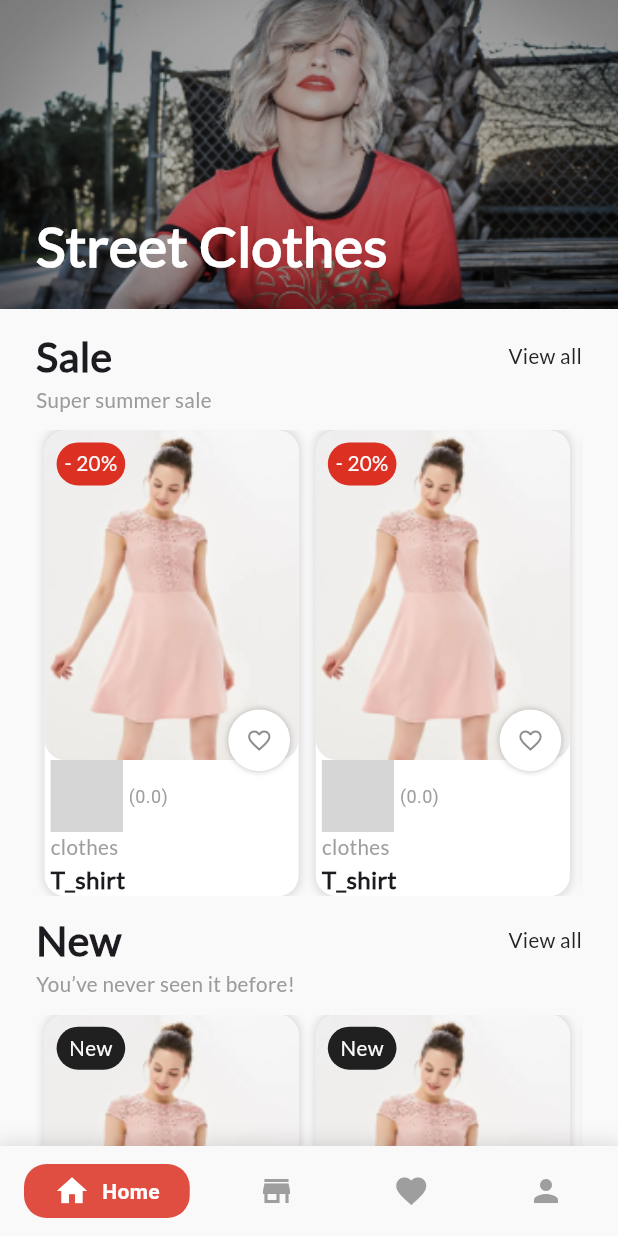
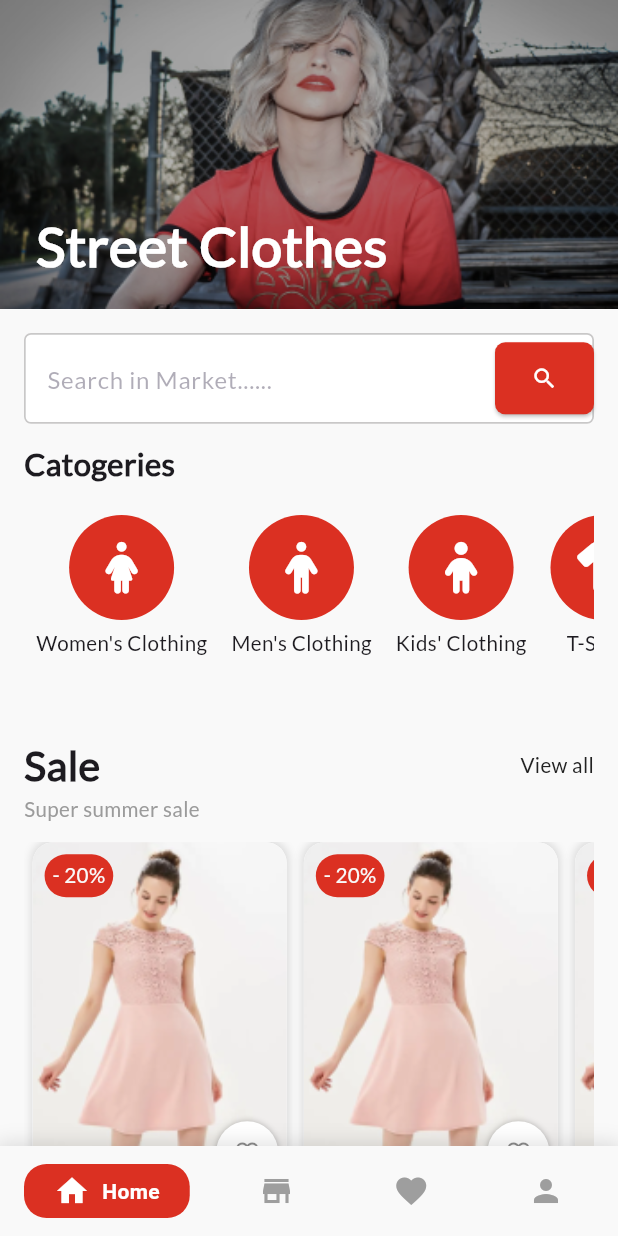
Before and after one commit to romisaa5/Fashique-App, a Flutter app: the CustomBottomNavBar screen opened by its route, on a phone screen of 412 x 824 dp. Run offline on Flutter 3.47's test engine with Material 3 defaults, Android fonts, the light colour scheme and no system bars; drawn by our look-alikes of google_nav_bar; our stand-ins replace bloc, flutter_bloc, flutter_screenutil, font_awesome_flutter, go_router; missing offline and left inert: rate; grey boxes are pictures that could not be loaded.

Commit message:
finish home view UI

```diff
--- a/lib/Featured/Home/presentation/Views/homeview.dart
+++ b/lib/Featured/Home/presentation/Views/homeview.dart
@@ -1,7 +1,11 @@
+import 'package:e_commerce/Featured/Home/presentation/widgets/catogeries_list.dart';
 import 'package:e_commerce/Featured/Home/presentation/widgets/custom_bannar.dart';
 import 'package:e_commerce/Featured/Home/presentation/widgets/custom_build_header.dart';
 import 'package:e_commerce/Featured/Home/presentation/widgets/custom_list_new_items.dart';
 import 'package:e_commerce/Featured/Home/presentation/widgets/custom_list_sale_items.dart';
+import 'package:e_commerce/constnts.dart';
+import 'package:e_commerce/core/utils/styles.dart';
+import 'package:e_commerce/core/widgets/custom_text_form_field.dart';
 import 'package:flutter/material.dart';
 import 'package:flutter_screenutil/flutter_screenutil.dart';
 
@@ -12,25 +16,46 @@ class Homeview extends StatelessWidget {
   Widget build(BuildContext context) {
     return SingleChildScrollView(
       child: Column(
-        spacing: 10.h,
-        mainAxisAlignment: MainAxisAlignment.start,
+        crossAxisAlignment: CrossAxisAlignment.start,
         children: [
           CustomBannar(),
+
           Padding(
-          padding: const EdgeInsets.symmetric(horizontal: 24.0,),
+            padding: const EdgeInsets.all(16.0),
             child: Column(
-            spacing: 10,
+              crossAxisAlignment: CrossAxisAlignment.start,
+              spacing: 10.h,
               children: [
+                AppTextFormField(
+                  suffixIcon: ElevatedButton.icon(
+                    style: ElevatedButton.styleFrom(
+                      backgroundColor: KprimaryColor,
+                      shape: RoundedRectangleBorder(
+                        borderRadius: BorderRadius.circular(6.r),
+                      ),
+                    ),
+                    onPressed: () {},
+                    label: Icon(Icons.search, color: Colors.white),
+                  ),
+                  hintText: 'Search in Market......',
+                ),
+
+                Text('Catogeries', style: Styles.textStyle18),
+
+                CatogeriesList(),
                 CustomBuildHeader(
-                ontap: (){},
+                  ontap: () {},
                   title: 'Sale',
-                subTitle: 'Super summer sale'),
+                  subTitle: 'Super summer sale',
+                ),
+
                 CustomListSaleItems(),
                 CustomBuildHeader(
-                ontap: (){},
+                  ontap: () {},
                   title: 'New',
-                subTitle: 'You’ve never seen it before!'),
-              CustomListNewItems()
+                  subTitle: 'You’ve never seen it before!',
+                ),
+                CustomListNewItems(),
               ],
             ),
           ),
@@ -39,3 +64,33 @@ class Homeview extends StatelessWidget {
     );
   }
 }
+
+//     return SingleChildScrollView(
+//       child: Column(
+//         spacing: 10.h,
+//         mainAxisAlignment: MainAxisAlignment.start,
+//         children: [
+//          CustomBannar(),
+//         Padding(
+//           padding: const EdgeInsets.symmetric(horizontal: 24.0,),
+//           child: Column(
+//             spacing: 10,
+//             children: [
+//               CustomBuildHeader(
+//                 ontap: (){},
+//                 title: 'Sale',
+//                 subTitle: 'Super summer sale'),
+//                 CustomListSaleItems(),
+//                  CustomBuildHeader(
+//                 ontap: (){},
+//                 title: 'New',
+//                 subTitle: 'You’ve never seen it before!'),
+//               CustomListNewItems()
+//             ],
+//           ),
+//         ),
+//         ],
+//       ),
+//     );
+//   }
+// }
--- /dev/null
+++ b/lib/Featured/Home/presentation/models/category.dart
@@ -0,0 +1,8 @@
+import 'package:flutter/cupertino.dart';
+
+class Category {
+  final IconData icon;
+  final String text;
+
+  Category({required this.icon, required this.text});
+}
--- /dev/null
+++ b/lib/Featured/Home/presentation/widgets/catogeries_list.dart
@@ -0,0 +1,53 @@
+import 'package:e_commerce/Featured/Home/presentation/models/category.dart';
+import 'package:e_commerce/constnts.dart';
+import 'package:e_commerce/core/utils/styles.dart';
+import 'package:flutter/material.dart';
+import 'package:flutter_screenutil/flutter_screenutil.dart';
+import 'package:font_awesome_flutter/font_awesome_flutter.dart';
+
+class CatogeriesList extends StatelessWidget {
+  const CatogeriesList({super.key});
+  static List<Category> categories = [
+    Category(icon: FontAwesomeIcons.personDress, text: "Women's Clothing"),
+    Category(icon: FontAwesomeIcons.person, text: "Men's Clothing"),
+    Category(icon: FontAwesomeIcons.child, text: "Kids' Clothing"),
+    Category(icon: FontAwesomeIcons.shirt, text: "T-Shirts"),
+    Category(icon: FontAwesomeIcons.ruler, text: "Pants"),
+    Category(icon: FontAwesomeIcons.shoePrints, text: "Shoes"),
+    Category(icon: FontAwesomeIcons.bagShopping, text: "Bags"),
+    Category(icon: FontAwesomeIcons.ring, text: "Accessories"),
+    Category(icon: FontAwesomeIcons.personRunning, text: "Sportswear"),
+    Category(icon: FontAwesomeIcons.snowflake, text: "Winter Wear"),
+    Category(icon: Icons.sunny, text: "Summer Wear"),
+    Category(icon: FontAwesomeIcons.tags, text: "Offers"),
+    Category(icon: FontAwesomeIcons.star, text: "New Arrivals"),
+    Category(icon: FontAwesomeIcons.fire, text: "Best Sellers"),
+  ];
+  @override
+  Widget build(BuildContext context) {
+    return SizedBox(
+      height: 120.h,
+      child: ListView.builder(
+        scrollDirection: Axis.horizontal,
+        itemBuilder: (context, index) {
+          return Padding(
+            padding: const EdgeInsets.all(8.0),
+            child: Column(
+              spacing: 5.h,
+              children: [
+                CircleAvatar(
+                  radius: 35,
+                  backgroundColor: KprimaryColor,
+                  foregroundColor: Colors.white,
+                  child: Icon(categories[index].icon, size: 30.sp),
+                ),
+                Text(categories[index].text, style: Styles.textStyle12),
+              ],
+            ),
+          );
+        },
+        itemCount: categories.length,
+      ),
+    );
+  }
+}
--- a/lib/Featured/NavBar/presentation/views/Bottom_nav_bar.dart
+++ b/lib/Featured/NavBar/presentation/views/Bottom_nav_bar.dart
@@ -51,7 +51,7 @@ class CustomBottomNavBar extends StatelessWidget {
                   color: Colors.grey,
                   activeColor: Colors.white,
                   iconSize: 24,
-                  tabBackgroundColor: KprimaryColor.withValues(alpha: 0.85),
+                  tabBackgroundColor: KprimaryColor,
                   padding: EdgeInsets.symmetric(horizontal: 20, vertical: 6),
                   tabs: [
                     GButton(icon: Icons.home, text: 'Home'),
--- /dev/null
+++ b/lib/core/widgets/custom_text_form_field.dart
@@ -0,0 +1,105 @@
+import 'package:e_commerce/constnts.dart';
+import 'package:e_commerce/core/utils/styles.dart';
+import 'package:flutter/material.dart';
+import 'package:flutter_screenutil/flutter_screenutil.dart';
+
+class AppTextFormField extends StatelessWidget {
+  final EdgeInsetsGeometry? contentPadding;
+  final InputBorder? focusedBorder;
+  final InputBorder? enabledBorder;
+  final TextStyle? inputTextStyle;
+  final TextStyle? hintStyle;
+  final String hintText;
+  final bool? isObscureText;
+  final Widget? suffixIcon;
+  final Color? backgroundColor;
+  final Widget? prefixIcon;
+  final FocusNode? focusNode;
+  final TextEditingController? controller;
+  final String? Function(String?)? validator;
+  final void Function(String)? onChanged;
+  final InputBorder? errorBorder;
+  final int? maxLines;
+
+  const AppTextFormField({
+    super.key,
+    this.contentPadding,
+    this.focusedBorder,
+    this.enabledBorder,
+    this.inputTextStyle,
+    this.hintStyle,
+    required this.hintText,
+    this.isObscureText,
+    this.suffixIcon,
+    this.backgroundColor,
+    this.controller,
+    this.validator,
+    this.prefixIcon,
+    this.focusNode,
+    this.onChanged,
+    this.errorBorder,
+    this.maxLines,
+  });
+
+  @override
+  Widget build(BuildContext context) {
+    final theme = Theme.of(context);
+    final colorScheme = theme.colorScheme;
+
+    return TextFormField(
+      maxLines: maxLines,
+      validator: validator,
+      onChanged: onChanged,
+      controller: controller,
+      cursorColor: KprimaryColor,
+      decoration: InputDecoration(
+        isDense: true,
+        contentPadding:
+            contentPadding ??
+            EdgeInsets.symmetric(horizontal: 10.w, vertical: 14.h),
+        focusedBorder:
+            focusedBorder ??
+            OutlineInputBorder(
+              borderRadius: BorderRadius.circular(4.r),
+              borderSide: BorderSide(color: colorScheme.primary, width: 1.3.w),
+            ),
+        enabledBorder:
+            enabledBorder ??
+            OutlineInputBorder(
+              borderRadius: BorderRadius.circular(4.r),
+              borderSide: BorderSide(
+                color: const Color.fromARGB(255, 201, 200, 200),
+                width: 1.w,
+              ),
+            ),
+        errorBorder:
+            errorBorder ??
+            OutlineInputBorder(
+              borderRadius: BorderRadius.circular(4.r),
+              borderSide: BorderSide(color: colorScheme.error, width: 1.w),
+            ),
+        focusedErrorBorder:
+            errorBorder ??
+            OutlineInputBorder(
+              borderRadius: BorderRadius.circular(4.r),
+              borderSide: BorderSide(color: colorScheme.error, width: 1.w),
+            ),
+        hintStyle:
+            hintStyle ??
+            Styles.textStyle14.copyWith(
+              color: colorScheme.secondary.withValues(alpha: .5),
+            ),
+        hintText: hintText,
+        suffixIcon: suffixIcon,
+        prefixIcon: prefixIcon,
+        fillColor: backgroundColor ?? Colors.white,
+        filled: true,
+      ),
+      focusNode: focusNode,
+      obscureText: isObscureText ?? false,
+      style:
+          inputTextStyle ??
+          Styles.textStyle16.copyWith(color: colorScheme.secondary),
+    );
+  }
+}
--- a/pubspec.yaml
+++ b/pubspec.yaml
@@ -35,6 +35,7 @@ dependencies:
   flutter_bloc: ^9.1.1
   flutter_screenutil: ^5.9.3
   font_awesome_flutter: ^10.8.0
+  font_awesome_icon_class: ^0.0.6
   go_router: ^15.1.2
   google_nav_bar: ^5.0.7
   rate: ^0.0.2
```
Also changed, not shown: assets/images/store.png (added), pubspec.lock. Lines whose indentation alone changed are shown as unchanged.
